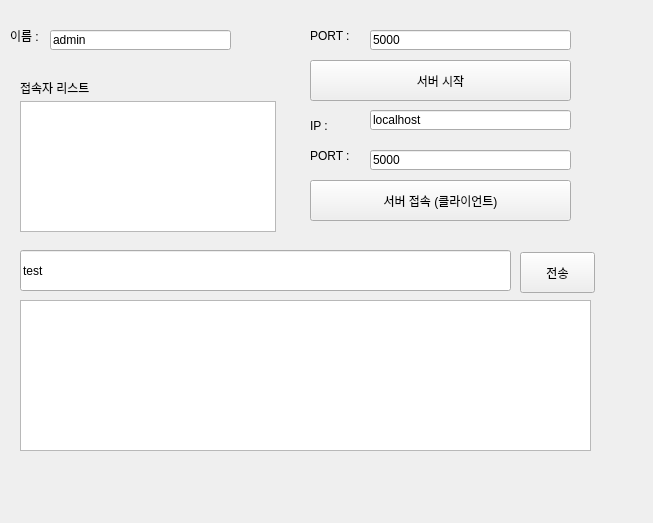
The window that ui/yka.ui (yul2yak/chaosManager) describes before a commit, drawn with Qt 5.
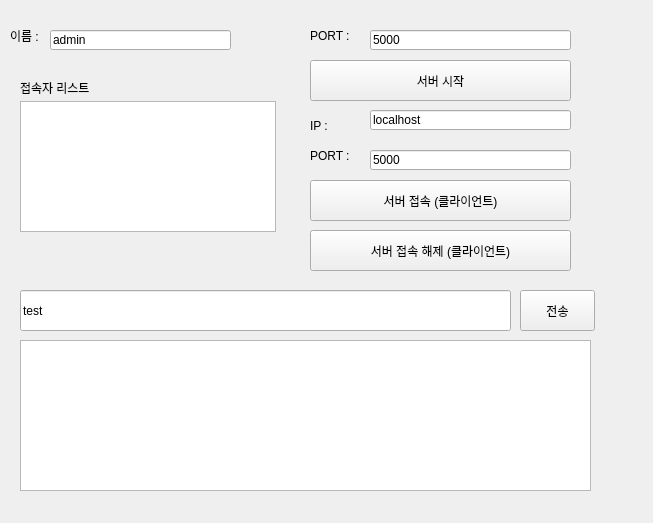
The same window after the commit.

Commit message: 접속 해제 후 재연결

Diff of the .ui file:
```diff
--- a/ui/yka.ui
+++ b/ui/yka.ui
@@ -174,7 +174,7 @@
     <property name="geometry">
      <rect>
       <x>20</x>
-      <y>250</y>
+      <y>290</y>
       <width>491</width>
       <height>41</height>
      </rect>
@@ -187,7 +187,7 @@
     <property name="geometry">
      <rect>
       <x>520</x>
-      <y>252</y>
+      <y>290</y>
       <width>75</width>
       <height>41</height>
      </rect>
@@ -200,12 +200,25 @@
     <property name="geometry">
      <rect>
       <x>20</x>
-      <y>300</y>
+      <y>340</y>
       <width>571</width>
       <height>151</height>
      </rect>
     </property>
    </widget>
+   <widget class="QPushButton" name="disconnectServer">
+    <property name="geometry">
+     <rect>
+      <x>310</x>
+      <y>230</y>
+      <width>261</width>
+      <height>41</height>
+     </rect>
+    </property>
+    <property name="text">
+     <string>서버 접속 해제 (클라이언트)</string>
+    </property>
+   </widget>
   </widget>
  </widget>
  <resources/>
```
The commit also changes 1 other file.
